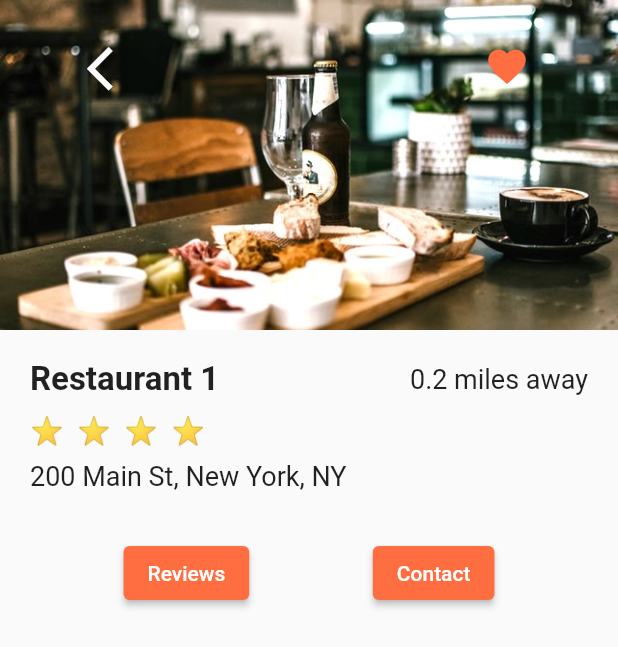
After one commit to alikazemidev/food_ui_master, a Flutter app: the screen it shows after launch, after a tap on "Restaurant 1", on a phone screen of 412 x 824 dp. The commit adds this screen. Shown: the top 647 px of the screen. Run offline on Flutter 3.47's test engine with Material 2 defaults, Android fonts, the phone set to English and light mode, and no system bars.

Commit message:
create restaurant screen before grid

```diff
--- a/lib/screens/home_page.dart
+++ b/lib/screens/home_page.dart
@@ -1,6 +1,7 @@
 import 'package:flutter/material.dart';
 import 'package:food_master_ui/data/data.dart';
 import 'package:food_master_ui/models/restaurant.dart';
+import 'package:food_master_ui/screens/restaurant_screen.dart';
 import 'package:food_master_ui/widgets/rating_starts.dart';
 import 'package:food_master_ui/widgets/recent_orders.dart';
 
@@ -16,7 +17,18 @@ class _HomePageState extends State<HomePage> {
     List<Widget> restaurantList = [];
     restaurants.forEach((Restaurant restaurant) {
       restaurantList.add(
-        Container(
+        GestureDetector(
+          onTap: () {
+            Navigator.push(
+              context,
+              MaterialPageRoute(
+                builder: (context) => RestaurantScreen(
+                  restaurant: restaurant,
+                ),
+              ),
+            );
+          },
+          child: Container(
             margin: EdgeInsets.symmetric(
               horizontal: 20,
               vertical: 10,
@@ -33,12 +45,15 @@ class _HomePageState extends State<HomePage> {
               children: [
                 ClipRRect(
                   borderRadius: BorderRadius.circular(15),
+                  child: Hero(
+                    tag: restaurant.imageUrl,
                     child: Image(
                       height: 150,
                       width: 150,
                       fit: BoxFit.cover,
                       image: AssetImage(
                         restaurant.imageUrl,
+                      ),
                     ),
                   ),
                 ),
@@ -56,6 +71,9 @@ class _HomePageState extends State<HomePage> {
                             fontWeight: FontWeight.bold,
                           ),
                           overflow: TextOverflow.ellipsis,
+                        ),
+                        SizedBox(
+                          height: 10,
                         ),
                         RatingStarts(rating: restaurant.rating),
                         SizedBox(
@@ -85,6 +103,7 @@ class _HomePageState extends State<HomePage> {
                   ),
                 ),
               ],
+            ),
           ),
         ),
       );
--- /dev/null
+++ b/lib/screens/restaurant_screen.dart
@@ -0,0 +1,121 @@
+import 'package:flutter/material.dart';
+import 'package:food_master_ui/models/restaurant.dart';
+import 'package:food_master_ui/widgets/rating_starts.dart';
+
+class RestaurantScreen extends StatefulWidget {
+  final Restaurant restaurant;
+
+  const RestaurantScreen({super.key, required this.restaurant});
+
+  @override
+  State<RestaurantScreen> createState() => _RestaurantScreenState();
+}
+
+class _RestaurantScreenState extends State<RestaurantScreen> {
+  @override
+  Widget build(BuildContext context) {
+    return Scaffold(
+      body: Column(
+        children: [
+          Stack(
+            children: [
+              Hero(
+                tag: widget.restaurant.imageUrl,
+                child: Image(
+                  height: 220,
+                  width: MediaQuery.of(context).size.width,
+                  image: AssetImage(widget.restaurant.imageUrl),
+                  fit: BoxFit.cover,
+                ),
+              ),
+              Padding(
+                padding: EdgeInsets.symmetric(
+                  vertical: 20,
+                  horizontal: 50,
+                ),
+                child: Row(
+                  mainAxisAlignment: MainAxisAlignment.spaceBetween,
+                  children: [
+                    IconButton(
+                      onPressed: () {
+                        Navigator.pop(context);
+                      },
+                      icon: Icon(
+                        Icons.arrow_back_ios,
+                        size: 35,
+                        color: Colors.white,
+                      ),
+                    ),
+                    IconButton(
+                      onPressed: () {},
+                      icon: Icon(
+                        Icons.favorite,
+                        size: 30,
+                        color: Theme.of(context).colorScheme.primary,
+                      ),
+                    ),
+                  ],
+                ),
+              ),
+            ],
+          ),
+          Padding(
+            padding: const EdgeInsets.all(20),
+            child: Column(
+              crossAxisAlignment: CrossAxisAlignment.start,
+              children: [
+                Row(
+                  mainAxisAlignment: MainAxisAlignment.spaceBetween,
+                  children: [
+                    Text(
+                      widget.restaurant.name,
+                      style: TextStyle(
+                        fontSize: 22,
+                        fontWeight: FontWeight.w600,
+                      ),
+                    ),
+                    Text(
+                      '0.2 miles away',
+                      style: TextStyle(
+                        fontSize: 18,
+                      ),
+                    )
+                  ],
+                ),
+                SizedBox(
+                  height: 10,
+                ),
+                RatingStarts(rating: widget.restaurant.rating),
+                SizedBox(
+                  height: 10,
+                ),
+                Text(
+                  widget.restaurant.address,
+                  style: TextStyle(
+                    fontSize: 18,
+                  ),
+                ),
+                SizedBox(
+                  height: 10,
+                ),
+              ],
+            ),
+          ),
+          Row(
+            mainAxisAlignment: MainAxisAlignment.spaceEvenly,
+            children: [
+              ElevatedButton(
+                onPressed: () {},
+                child: Text('Reviews'),
+              ),
+              ElevatedButton(
+                onPressed: () {},
+                child: Text('Contact'),
+              ),
+            ],
+          ),
+        ],
+      ),
+    );
+  }
+}
```
Lines whose indentation alone changed are shown as unchanged.
